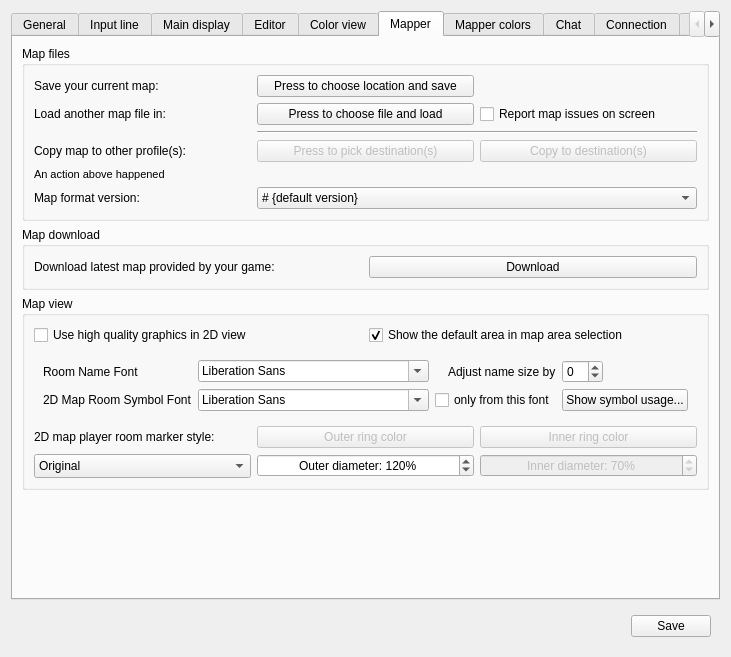
Mudlet/Mudlet, file src/ui/profile_preferences.ui: the form before one commit.
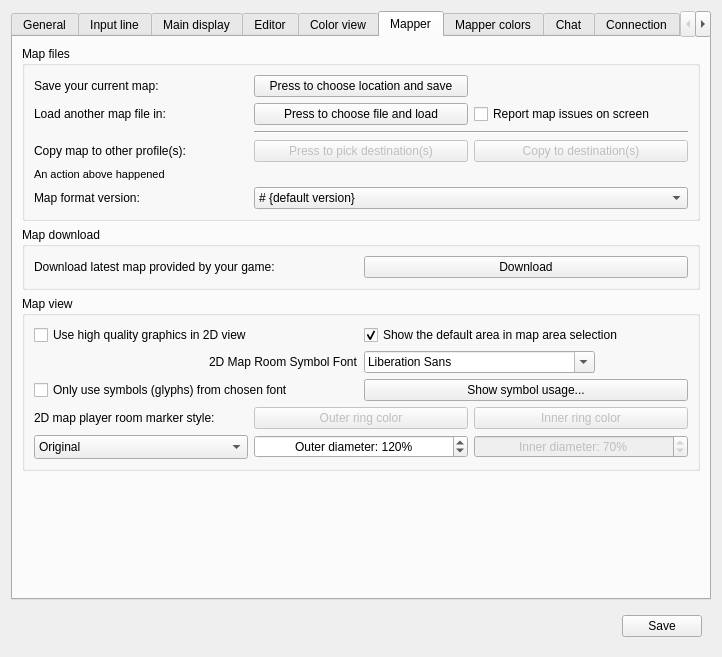
The form after the commit. The open tabs and pages were chosen to show the change. Icons and pictures are not drawn. Custom widgets are drawn as their Qt base class.

What changed in the file:
```diff
--- a/src/ui/profile_preferences.ui
+++ b/src/ui/profile_preferences.ui
@@ -2001,67 +2001,31 @@
             </property>
            </widget>
           </item>
-          <item row="1" column="0" colspan="2">
-           <widget class="QWidget" name="widget_playerRoomFonts" native="true">
-            <layout class="QGridLayout" name="gridLayout_playerRoomFonts">
-             <item row="0" column="0">
-             <widget class="QLabel" name="label_mapNamesFont">
-              <property name="text">
-               <string>Room Name Font</string>
-              </property>
-              <property name="alignment">
-               <set>Qt::AlignLeading|Qt::AlignLeft|Qt::AlignVCenter</set>
-              </property>
-             </widget>
-            </item>
-             <item row="0" column="1">
-             <widget class="QFontComboBox" name="fontComboBox_mapNames"/>
-            </item>
-             <item row="0" column="2" alignment="Qt::AlignRight">
-             <widget class="QLabel" name="label_nameSizeAdjust">
-              <property name="text">
-               <string>Adjust name size by</string>
-              </property>
-             </widget>
-            </item>
-             <item row="0" column="3" alignment="Qt::AlignLeft">
-             <widget class="QSpinBox" name="spinBox_mapNamesSizeAdj">
-              <property name="minimum">
-               <number>-9</number>
-              </property>
-              <property name="maximum">
-               <number>20</number>
-              </property>
-             </widget>
-            </item>
-             <item row="1" column="0">
-              <widget class="QLabel" name="label_mapSymbolsFont">
-               <property name="text">
-                <string>2D Map Room Symbol Font</string>
-               </property>
-              </widget>
-             </item>
-             <item row="1" column="1">
-              <widget class="QFontComboBox" name="fontComboBox_mapSymbols"/>
-             </item>
-             <item row="1" column="2" alignment="Qt::AlignRight">
-              <widget class="QCheckBox" name="checkBox_isOnlyMapSymbolFontToBeUsed">
-               <property name="text">
-                <string>only from this font</string>
-               </property>
-              </widget>
-             </item>
-             <item row="1" column="3">
-              <widget class="QPushButton" name="pushButton_showGlyphUsage">
-               <property name="text">
-                <string>Show symbol usage...</string>
-               </property>
-              </widget>
-             </item>
-            </layout>
+          <item row="1" column="0" alignment="Qt::AlignRight">
+           <widget class="QLabel" name="label_mapSymbolsFont">
+            <property name="text">
+             <string>2D Map Room Symbol Font</string>
+            </property>
            </widget>
           </item>
-          <item row="2" column="0" colspan="2">
+          <item row="1" column="1" alignment="Qt::AlignLeft">
+           <widget class="QFontComboBox" name="fontComboBox_mapSymbols"/>
+          </item>
+          <item row="2" column="0">
+           <widget class="QCheckBox" name="checkBox_isOnlyMapSymbolFontToBeUsed">
+            <property name="text">
+             <string>Only use symbols (glyphs) from chosen font</string>
+            </property>
+           </widget>
+          </item>
+          <item row="2" column="1">
+           <widget class="QPushButton" name="pushButton_showGlyphUsage">
+            <property name="text">
+             <string>Show symbol usage...</string>
+            </property>
+           </widget>
+          </item>
+          <item row="3" column="0" colspan="2">
            <widget class="QWidget" name="widget_playerRoomStyle" native="true">
             <layout class="QGridLayout" name="gridLayout_playerRoomStyle">
              <property name="leftMargin">
```
Left out of the diff: 108 changed lines with no effect on the pictures.
